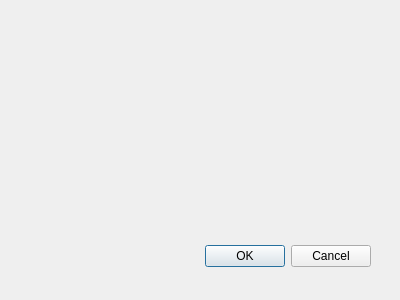
Old version of the form Chapter 3/tictactoe/tictactoewidget.ui in the repository starrynights89/Game_practice_Qt-5.10.
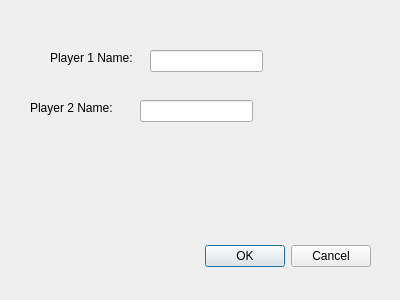
New version of the form.

The edit to the form file:
```diff
--- a/Chapter 3/tictactoe/tictactoewidget.ui
+++ b/Chapter 3/tictactoe/tictactoewidget.ui
@@ -29,6 +29,52 @@
     <set>QDialogButtonBox::Cancel|QDialogButtonBox::Ok</set>
    </property>
   </widget>
+  <widget class="QLabel" name="label">
+   <property name="geometry">
+    <rect>
+     <x>50</x>
+     <y>50</y>
+     <width>91</width>
+     <height>16</height>
+    </rect>
+   </property>
+   <property name="text">
+    <string>Player 1 Name:</string>
+   </property>
+  </widget>
+  <widget class="QLabel" name="label_2">
+   <property name="geometry">
+    <rect>
+     <x>30</x>
+     <y>100</y>
+     <width>91</width>
+     <height>16</height>
+    </rect>
+   </property>
+   <property name="text">
+    <string>Player 2 Name:</string>
+   </property>
+  </widget>
+  <widget class="QLineEdit" name="lineEdit">
+   <property name="geometry">
+    <rect>
+     <x>150</x>
+     <y>50</y>
+     <width>113</width>
+     <height>22</height>
+    </rect>
+   </property>
+  </widget>
+  <widget class="QLineEdit" name="lineEdit_2">
+   <property name="geometry">
+    <rect>
+     <x>140</x>
+     <y>100</y>
+     <width>113</width>
+     <height>22</height>
+    </rect>
+   </property>
+  </widget>
  </widget>
  <resources/>
  <connections>
```
